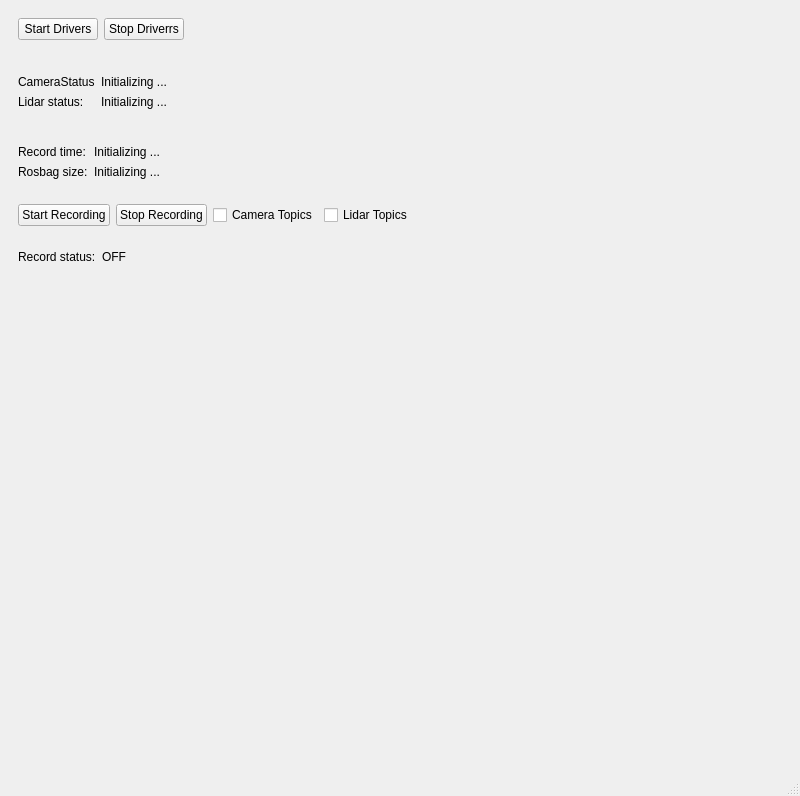
First picture: the form in mainwindow.ui, repository alimuratov/hh_desktop, before the edit.
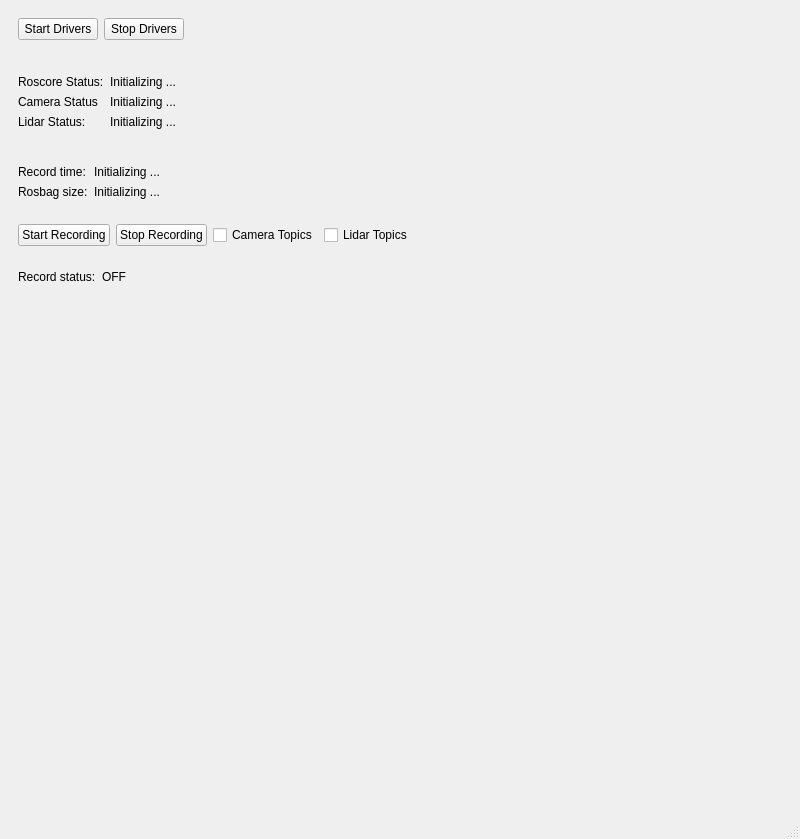
Second picture: the form after the edit.

Commit message: added rviz feeds for camera and lidar

```diff
--- a/mainwindow.ui
+++ b/mainwindow.ui
@@ -7,7 +7,7 @@
     <x>0</x>
     <y>0</y>
     <width>800</width>
-    <height>600</height>
+    <height>839</height>
    </rect>
   </property>
   <property name="windowTitle">
@@ -39,7 +39,7 @@
       <item>
        <widget class="QPushButton" name="stopDriversButton">
         <property name="text">
-         <string>Stop Driverrs</string>
+         <string>Stop Drivers</string>
         </property>
        </widget>
       </item>
@@ -72,34 +72,48 @@
       <property name="bottomMargin">
        <number>20</number>
       </property>
-      <item row="0" column="0">
+      <item row="1" column="0">
        <widget class="QLabel" name="label">
         <property name="text">
-         <string>CameraStatus</string>
+         <string>Camera Status</string>
         </property>
        </widget>
       </item>
-      <item row="0" column="1">
+      <item row="1" column="1">
        <widget class="QLabel" name="cameraStatus">
         <property name="text">
          <string>Initializing ...</string>
         </property>
        </widget>
       </item>
-      <item row="1" column="0">
+      <item row="2" column="0">
        <widget class="QLabel" name="label_2">
         <property name="text">
-         <string>Lidar status:</string>
+         <string>Lidar Status:</string>
         </property>
        </widget>
       </item>
-      <item row="1" column="1">
+      <item row="2" column="1">
        <widget class="QLabel" name="lidarStatus">
         <property name="text">
          <string>Initializing ...</string>
         </property>
        </widget>
       </item>
+      <item row="0" column="0">
+       <widget class="QLabel" name="label_4">
+        <property name="text">
+         <string>Roscore Status:</string>
+        </property>
+       </widget>
+      </item>
+      <item row="0" column="1">
+       <widget class="QLabel" name="roscoreStatus">
+        <property name="text">
+         <string>Initializing ...</string>
+        </property>
+       </widget>
+      </item>
      </layout>
     </item>
     <item>
```
The commit also changes 3 other files.
